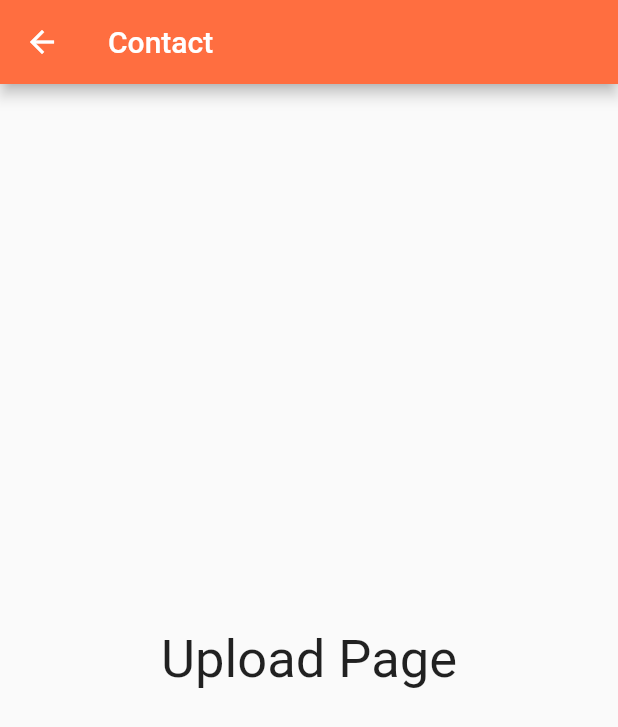
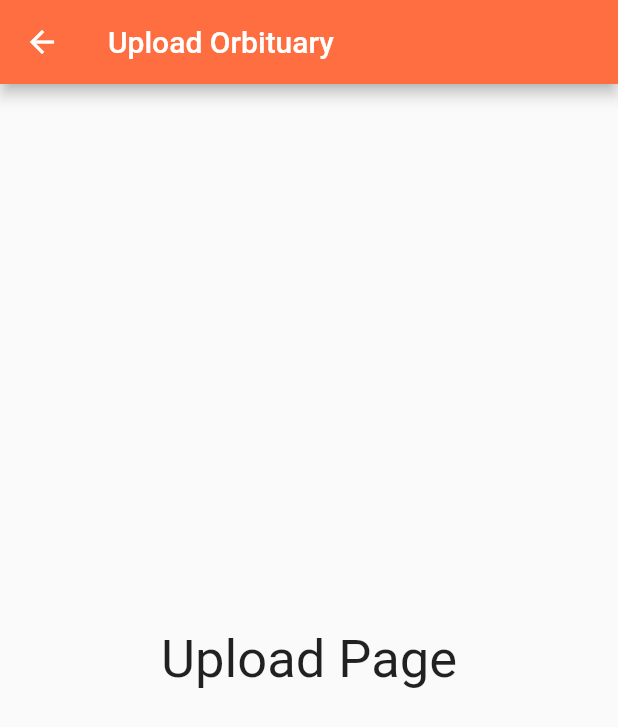
Before and after one commit to kibmuikia/rememberthee, a Flutter app: the UploadPage screen opened by its route, on a phone screen of 412 x 824 dp. Shown: the top 727 px of the screen. Run offline on Flutter 3.47's test engine with Material 2 defaults, Android fonts, the phone set to English and light mode, and no system bars.

Commit message:
code rearrangement to emulate MVC

```diff
--- /dev/null
+++ b/lib/routing.dart
@@ -0,0 +1,20 @@
+import 'views/home.dart';
+import 'views/about.dart';
+import 'views/contact.dart';
+
+import 'views/auth/login.dart';
+import 'views/auth/register.dart';
+
+import 'views/orbituaries/obituaries.dart';
+import 'views/orbituaries/postupload.dart';
+
+final routes = {
+  '/': (context) => new MyHomePage(),
+  // '/home': (BuildContext context) => new MyHomePage(),
+  '/about': (context) => new AboutPage(),
+  '/contact': (context) => new ContactPage(),
+  '/upload': (context) => new UploadPage(),
+  '/view': (context) => new ListObituariesPage(),
+  '/register': (context) => new RegisterPage(),
+  '/login': (context) => new LoginPage(),
+};
--- a/lib/login.dart
+++ b/lib/views/auth/login.dart
@@ -11,7 +11,7 @@ class _LoginPageState extends State<LoginPage> {
   Widget build(BuildContext context) {
     return new Scaffold(
       appBar: new AppBar(
-        title: new Text('Contact'),
+        title: new Text('Sign In'),
         backgroundColor: Colors.deepOrangeAccent,
       ),
       body: new Center(
--- a/lib/register.dart
+++ b/lib/views/auth/register.dart
@@ -10,7 +10,7 @@ class _RegisterPageState extends State<RegisterPage> {
   Widget build(BuildContext context) {
     return new Scaffold(
       appBar: new AppBar(
-        title: new Text('Contact'),
+        title: new Text('Sign Up'),
         backgroundColor: Colors.deepOrangeAccent,
       ),
       body: new Center(
--- a/lib/contact.dart
+++ b/lib/views/contact.dart
@@ -10,7 +10,7 @@ class _ContactPageState extends State<ContactPage> {
   Widget build(BuildContext context) {
     return new Scaffold(
       appBar: new AppBar(
-        title: new Text('Contact'),
+        title: new Text('Contact Us'),
         backgroundColor: Colors.deepOrangeAccent,
       ),
       body: new Center(
--- a/lib/obituaries.dart
+++ b/lib/views/orbituaries/obituaries.dart
@@ -10,7 +10,7 @@ class _ListObituariesPageState extends State<ListObituariesPage> {
   Widget build(BuildContext context) {
     return new Scaffold(
       appBar: new AppBar(
-        title: new Text('Contact'),
+        title: new Text('Obituaries'),
         backgroundColor: Colors.deepOrangeAccent,
       ),
       body: new Center(
--- a/lib/postupload.dart
+++ b/lib/views/orbituaries/postupload.dart
@@ -10,7 +10,7 @@ class _UploadPageState extends State<UploadPage> {
   Widget build(BuildContext context) {
     return new Scaffold(
       appBar: new AppBar(
-        title: new Text('Contact'),
+        title: new Text('Upload Orbituary'),
         backgroundColor: Colors.deepOrangeAccent,
       ),
       body: new Center(
```
Also changed, not shown: lib/main.dart (+23 -18 lines), lib/views/about.dart (renamed from lib/about.dart), lib/views/home.dart (renamed from lib/home.dart).
